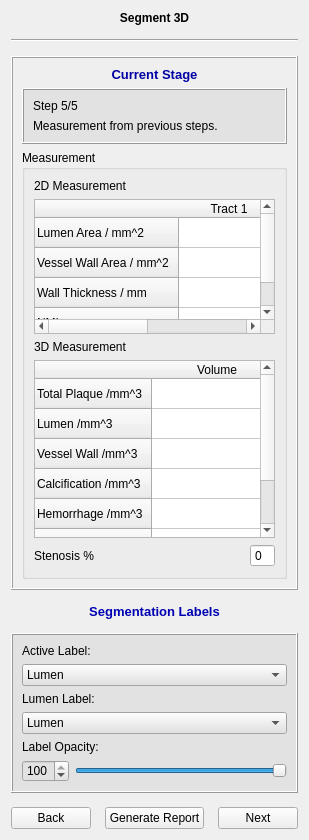
First picture: the form in codes/UI/ModuleWidget.ui, repository wuzhuobin/PlaqueQuant, before the edit.
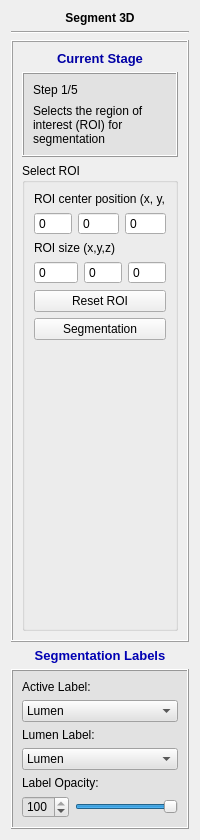
Second picture: the form after the edit. The open tabs and pages were chosen to show the change. Icons and pictures are not drawn.

Diff of the .ui file:
```diff
--- a/codes/UI/ModuleWidget.ui
+++ b/codes/UI/ModuleWidget.ui
@@ -6,13 +6,19 @@
    <rect>
     <x>0</x>
     <y>0</y>
-    <width>302</width>
+    <width>200</width>
     <height>840</height>
    </rect>
   </property>
+  <property name="sizePolicy">
+   <sizepolicy hsizetype="Minimum" vsizetype="Preferred">
+    <horstretch>0</horstretch>
+    <verstretch>0</verstretch>
+   </sizepolicy>
+  </property>
   <property name="minimumSize">
    <size>
-    <width>0</width>
+    <width>200</width>
     <height>0</height>
    </size>
   </property>
@@ -25,9 +31,6 @@
    <string>Widget</string>
   </property>
   <layout class="QVBoxLayout" name="verticalLayout_2">
-   <property name="spacing">
-    <number>14</number>
-   </property>
    <item>
     <widget class="QLabel" name="label">
      <property name="font">
@@ -55,6 +58,12 @@
    </item>
    <item>
     <widget class="QStackedWidget" name="stackedWidget">
+     <property name="sizePolicy">
+      <sizepolicy hsizetype="Minimum" vsizetype="Preferred">
+       <horstretch>0</horstretch>
+       <verstretch>0</verstretch>
+      </sizepolicy>
+     </property>
      <property name="frameShape">
       <enum>QFrame::Box</enum>
      </property>
@@ -172,6 +181,9 @@
               <property name="buttonSymbols">
                <enum>QAbstractSpinBox::NoButtons</enum>
               </property>
+              <property name="maximum">
+               <number>9999</number>
+              </property>
              </widget>
             </item>
             <item>
@@ -179,6 +191,9 @@
               <property name="buttonSymbols">
                <enum>QAbstractSpinBox::NoButtons</enum>
               </property>
+              <property name="maximum">
+               <number>99999</number>
+              </property>
              </widget>
             </item>
             <item>
@@ -186,6 +201,9 @@
               <property name="buttonSymbols">
                <enum>QAbstractSpinBox::NoButtons</enum>
               </property>
+              <property name="maximum">
+               <number>99999</number>
+              </property>
              </widget>
             </item>
            </layout>
@@ -207,6 +225,9 @@
               <property name="buttonSymbols">
                <enum>QAbstractSpinBox::NoButtons</enum>
               </property>
+              <property name="maximum">
+               <number>99999</number>
+              </property>
              </widget>
             </item>
             <item>
@@ -214,6 +235,9 @@
               <property name="buttonSymbols">
                <enum>QAbstractSpinBox::NoButtons</enum>
               </property>
+              <property name="maximum">
+               <number>9999</number>
+              </property>
              </widget>
             </item>
             <item>
@@ -221,6 +245,9 @@
               <property name="buttonSymbols">
                <enum>QAbstractSpinBox::NoButtons</enum>
               </property>
+              <property name="maximum">
+               <number>9999</number>
+              </property>
              </widget>
             </item>
            </layout>
@@ -766,286 +793,6 @@
        </item>
       </layout>
      </widget>
-     <widget class="QWidget" name="page_2">
-      <layout class="QVBoxLayout" name="verticalLayout_6">
-       <item>
-        <widget class="QLabel" name="label_30">
-         <property name="font">
-          <font>
-           <pointsize>10</pointsize>
-           <weight>75</weight>
-           <bold>true</bold>
-          </font>
-         </property>
-         <property name="text">
-          <string>&lt;html&gt;&lt;head/&gt;&lt;body&gt;&lt;p&gt;&lt;span style=&quot; color:#0000a5;&quot;&gt;Current Stage&lt;/span&gt;&lt;/p&gt;&lt;/body&gt;&lt;/html&gt;</string>
-         </property>
-         <property name="alignment">
-          <set>Qt::AlignCenter</set>
-         </property>
-        </widget>
-       </item>
-       <item>
-        <widget class="QFrame" name="frame_8">
-         <property name="minimumSize">
-          <size>
-           <width>0</width>
-           <height>39</height>
-          </size>
-         </property>
-         <property name="font">
-          <font>
-           <family>Arial</family>
-           <pointsize>10</pointsize>
-          </font>
-         </property>
-         <property name="styleSheet">
-          <string notr="true">background-color: rgb(226, 226, 226)</string>
-         </property>
-         <property name="frameShape">
-          <enum>QFrame::Box</enum>
-         </property>
-         <property name="frameShadow">
-          <enum>QFrame::Raised</enum>
-         </property>
-         <property name="lineWidth">
-          <number>1</number>
-         </property>
-         <layout class="QVBoxLayout" name="verticalLayout_18">
-          <item>
-           <layout class="QVBoxLayout" name="verticalLayout_19">
-            <property name="spacing">
-             <number>7</number>
-            </property>
-            <item>
-             <layout class="QHBoxLayout" name="horizontalLayout_14">
-              <item>
-               <widget class="QLabel" name="label_29">
-                <property name="font">
-                 <font>
-                  <family>Arial</family>
-                 </font>
-                </property>
-                <property name="text">
-                 <string>Step 5/5</string>
-                </property>
-               </widget>
-              </item>
-             </layout>
-            </item>
-           </layout>
-          </item>
-          <item>
-           <widget class="QLabel" name="label_24">
-            <property name="text">
-             <string>Measurement from previous steps.</string>
-            </property>
-            <property name="wordWrap">
-             <bool>true</bool>
-            </property>
-           </widget>
-          </item>
-         </layout>
-        </widget>
-       </item>
-       <item>
-        <widget class="QGroupBox" name="groupBox_4">
-         <property name="sizePolicy">
-          <sizepolicy hsizetype="Preferred" vsizetype="Expanding">
-           <horstretch>0</horstretch>
-           <verstretch>0</verstretch>
-          </sizepolicy>
-         </property>
-         <property name="title">
-          <string>Measurement</string>
-         </property>
-         <layout class="QVBoxLayout" name="verticalLayout_7">
-          <item>
-           <widget class="QLabel" name="label_2">
-            <property name="text">
-             <string>2D Measurement</string>
-            </property>
-           </widget>
-          </item>
-          <item>
-           <widget class="QTableWidget" name="measurement2DTableWidget">
-            <property name="minimumSize">
-             <size>
-              <width>0</width>
-              <height>0</height>
-             </size>
-            </property>
-            <property name="maximumSize">
-             <size>
-              <width>16777215</width>
-              <height>150</height>
-             </size>
-            </property>
-            <property name="font">
-             <font>
-              <family>Arial</family>
-             </font>
-            </property>
-            <property name="autoScroll">
-             <bool>true</bool>
-            </property>
-            <property name="selectionMode">
-             <enum>QAbstractItemView::ExtendedSelection</enum>
-            </property>
-            <property name="showGrid">
-             <bool>true</bool>
-            </property>
-            <property name="wordWrap">
-             <bool>true</bool>
-            </property>
-            <property name="cornerButtonEnabled">
-             <bool>true</bool>
-            </property>
-            <attribute name="horizontalHeaderCascadingSectionResizes">
-             <bool>false</bool>
-            </attribute>
-            <attribute name="horizontalHeaderDefaultSectionSize">
-             <number>100</number>
-            </attribute>
-            <attribute name="horizontalHeaderHighlightSections">
-             <bool>true</bool>
-            </attribute>
-            <attribute name="horizontalHeaderShowSortIndicator" stdset="0">
-             <bool>false</bool>
-            </attribute>
-            <attribute name="verticalHeaderCascadingSectionResizes">
-             <bool>false</bool>
-            </attribute>
-            <row>
-             <property name="text">
-              <string>Lumen Area / mm^2</string>
-             </property>
-            </row>
-            <row>
-             <property name="text">
-              <string>Vessel Wall Area / mm^2</string>
-             </property>
-            </row>
-            <row>
-             <property name="text">
-              <string>Wall Thickness / mm</string>
-             </property>
-            </row>
-            <row>
-             <property name="text">
-              <string>NMI</string>
-             </property>
-            </row>
-            <column>
-             <property name="text">
-              <string>Tract 1</string>
-             </property>
-            </column>
-            <column>
-             <property name="text">
-              <string>Tract 2</string>
-             </property>
-            </column>
-           </widget>
-          </item>
-          <item>
-           <widget class="QLabel" name="label_3">
-            <property name="text">
-             <string>3D Measurement</string>
-            </property>
-           </widget>
-          </item>
-          <item>
-           <widget class="QTableWidget" name="measurement3DTableWidget">
-            <attribute name="horizontalHeaderDefaultSectionSize">
-             <number>130</number>
-            </attribute>
-            <row>
-             <property name="text">
-              <string>Total Plaque /mm^3</string>
-             </property>
-            </row>
-            <row>
-             <property name="text">
-              <string>Lumen /mm^3</string>
-             </property>
-            </row>
-            <row>
-             <property name="text">
-              <string>Vessel Wall /mm^3</string>
-             </property>
-            </row>
-            <row>
-             <property name="text">
-              <string>Calcification /mm^3</string>
-             </property>
-            </row>
-            <row>
-             <property name="text">
-              <string>Hemorrhage /mm^3</string>
-             </property>
-            </row>
-            <row>
-             <property name="text">
-              <string>LRNC /mm^3</string>
-             </property>
-            </row>
-            <row>
-             <property name="text">
-              <string>LM /mm^3</string>
-             </property>
-            </row>
-            <column>
-             <property name="text">
-              <string>Volume</string>
-             </property>
-            </column>
-           </widget>
-          </item>
-          <item>
-           <layout class="QHBoxLayout" name="horizontalLayout_2">
-            <property name="bottomMargin">
-             <number>0</number>
-            </property>
-            <item>
-             <widget class="QLabel" name="label_4">
-              <property name="text">
-               <string>Stenosis %</string>
-              </property>
-             </widget>
-            </item>
-            <item>
-             <spacer name="horizontalSpacer">
-              <property name="orientation">
-               <enum>Qt::Horizontal</enum>
-              </property>
-              <property name="sizeHint" stdset="0">
-               <size>
-                <width>40</width>
-                <height>20</height>
-               </size>
-              </property>
-             </spacer>
-            </item>
-            <item>
-             <widget class="QSpinBox" name="stenosisSpinBox">
-              <property name="buttonSymbols">
-               <enum>QAbstractSpinBox::NoButtons</enum>
-              </property>
-             </widget>
-            </item>
-           </layout>
-          </item>
-         </layout>
-         <zorder>label_2</zorder>
-         <zorder>measurement2DTableWidget</zorder>
-         <zorder>label_3</zorder>
-         <zorder>measurement3DTableWidget</zorder>
-         <zorder></zorder>
-        </widget>
-       </item>
-      </layout>
-     </widget>
     </widget>
    </item>
    <item>
@@ -1258,34 +1005,6 @@
      </layout>
     </widget>
    </item>
-   <item>
-    <layout class="QHBoxLayout" name="horizontalLayout_4">
-     <property name="topMargin">
-      <number>0</number>
-     </property>
-     <item>
-      <widget class="QPushButton" name="BackBtn">
-       <property name="text">
-        <string>Back</string>
-       </property>
-      </widget>
-     </item>
-     <item>
-      <widget class="QPushButton" name="generateReportPushButton">
-       <property name="text">
-        <string>Generate Report</string>
-       </property>
-      </widget>
-     </item>
-     <item>
-      <widget class="QPushButton" name="NextBtn">
-       <property name="text">
-        <string>Next</string>
-       </property>
-      </widget>
-     </item>
-    </layout>
-   </item>
   </layout>
  </widget>
  <resources>
```
Left out of the diff: 29 changed lines with no effect on the pictures.
